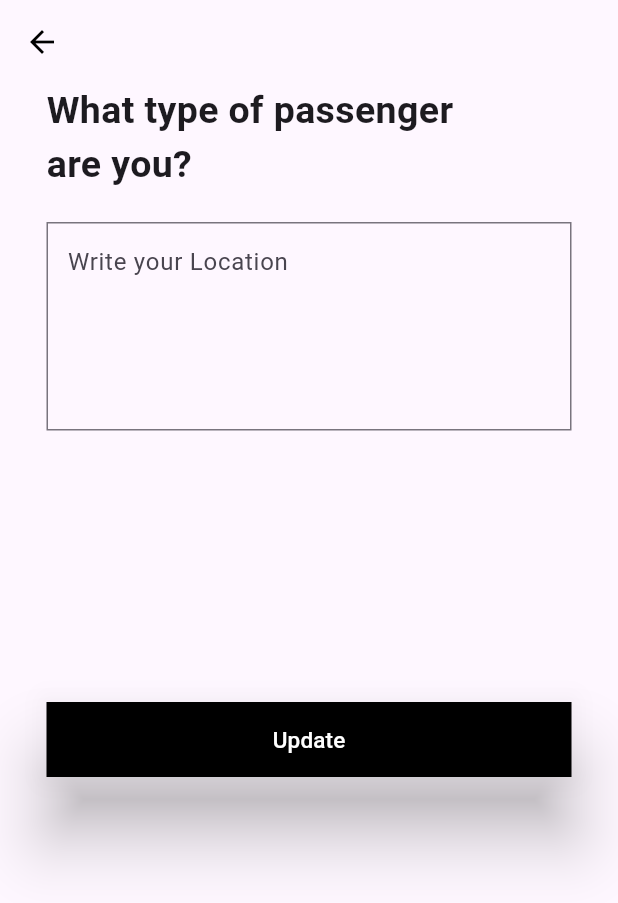
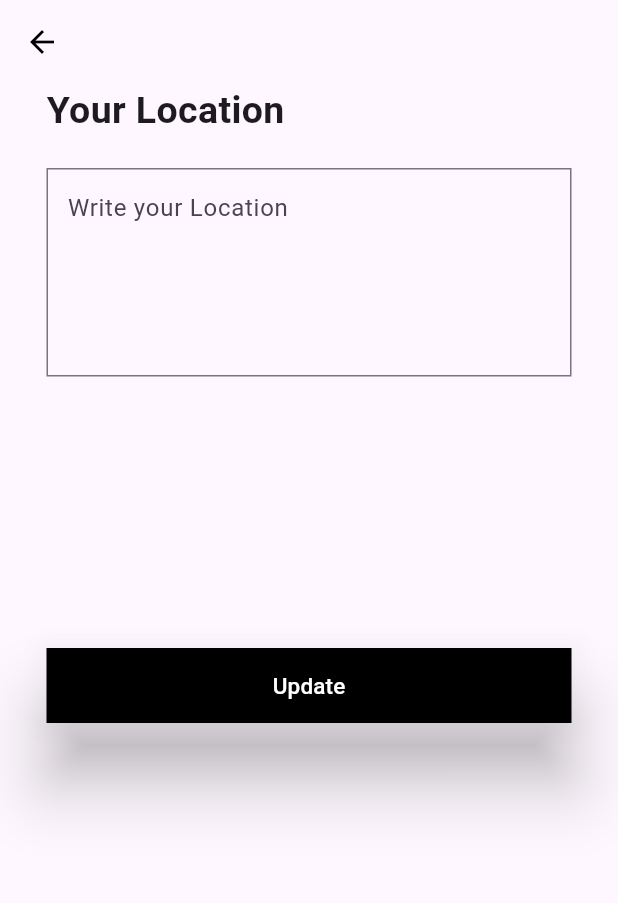
Before and after one commit to MrSajidShaikh/Profile_UI, a Flutter app: the EditDescriptionFormPage screen opened directly, on a phone screen of 412 x 824 dp. Shown: the top 903 px of the screen. Run offline on Flutter 3.47's test engine with Material 3 defaults, Android fonts, the light colour scheme and no system bars; our stand-ins replace email_validator, image_picker, shared_preferences, string_validator; accounts and stored records are empty.

Commit message:
29-06-2024

```diff
--- a/lib/pages/edit_location.dart
+++ b/lib/pages/edit_location.dart
@@ -36,7 +36,7 @@ class _EditDescriptionFormPageState extends State<EditDescriptionFormPage> {
                 const SizedBox(
                     width: 350,
                     child: Text(
-                      "What type of passenger\nare you?",
+                      "Your Location",
                       style:
                       TextStyle(fontSize: 25, fontWeight: FontWeight.bold),
                     )),
@@ -50,9 +50,7 @@ class _EditDescriptionFormPageState extends State<EditDescriptionFormPage> {
                           validator: (value) {
                             if (value == null ||
                                 value.isEmpty ||
-                                value.length > 200) {
-                              return 'Please describe yourself but keep it under 200 characters.';
-                            }
+                                value.length > 200)
                             return null;
                           },
                           controller: descriptionController,
```
